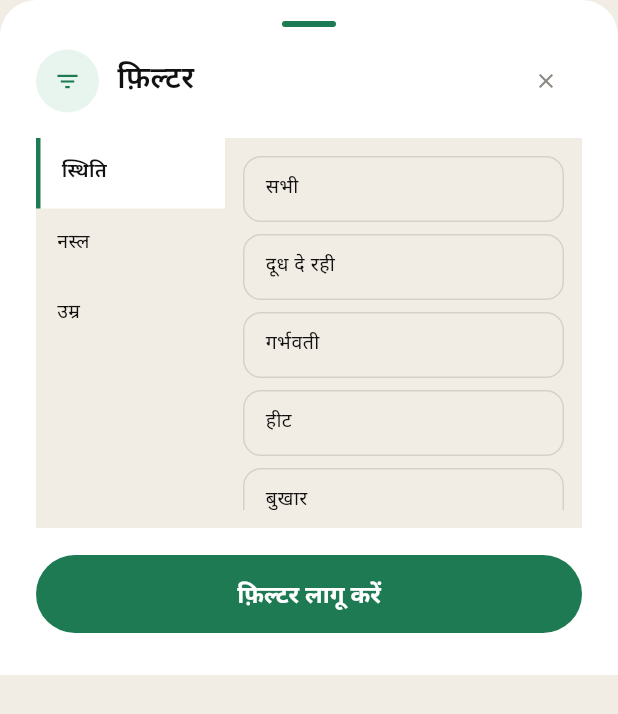
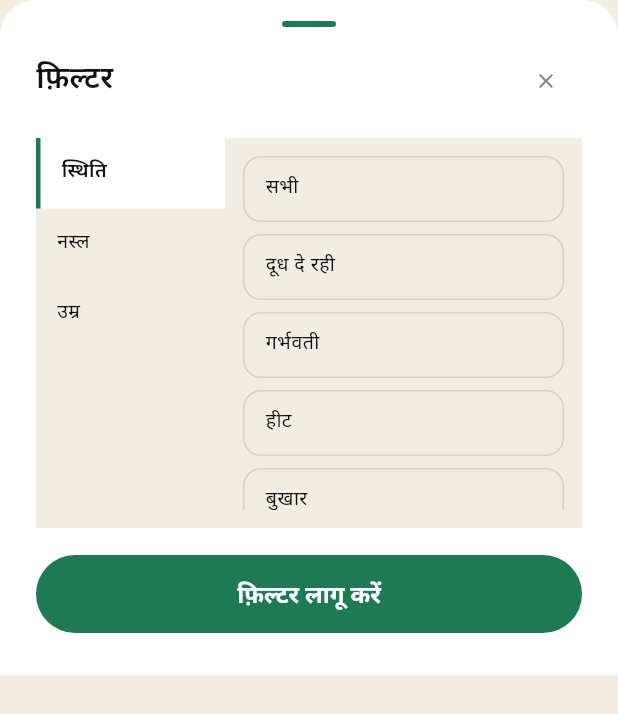
Before and after one commit to vaseey21/Vanix, a Flutter app: the _CattleFilterSheet widget shown alone on an empty page, opened directly with empty values, on a phone screen of 412 x 824 dp. Shown: the top 714 px of the screen. Run offline on Flutter 3.47's test engine with Material 3 defaults, Android fonts, the phone set to English and light mode, and no system bars.

Commit message:
auto: save changes

```diff
--- a/flutter_app/lib/screens/farm_detail_screen.dart
+++ b/flutter_app/lib/screens/farm_detail_screen.dart
@@ -737,14 +737,6 @@ class _CattleFilterSheetState extends State<_CattleFilterSheet> {
             padding: const EdgeInsets.only(top: 12),
             child: Row(
               children: [
-                Container(
-                  width: 42,
-                  height: 42,
-                  decoration: const BoxDecoration(shape: BoxShape.circle, color: VanixColors.activeBg),
-                  alignment: Alignment.center,
-                  child: const Icon(Icons.filter_list, size: 18, color: VanixColors.greenInk),
-                ),
-                const SizedBox(width: 12),
                 Expanded(child: Text(t('filterWord'), style: TextStyle(fontSize: 20, fontWeight: FontWeight.w700, color: textColor))),
                 IconButton(
                   onPressed: () => Navigator.of(context).pop(),
```
